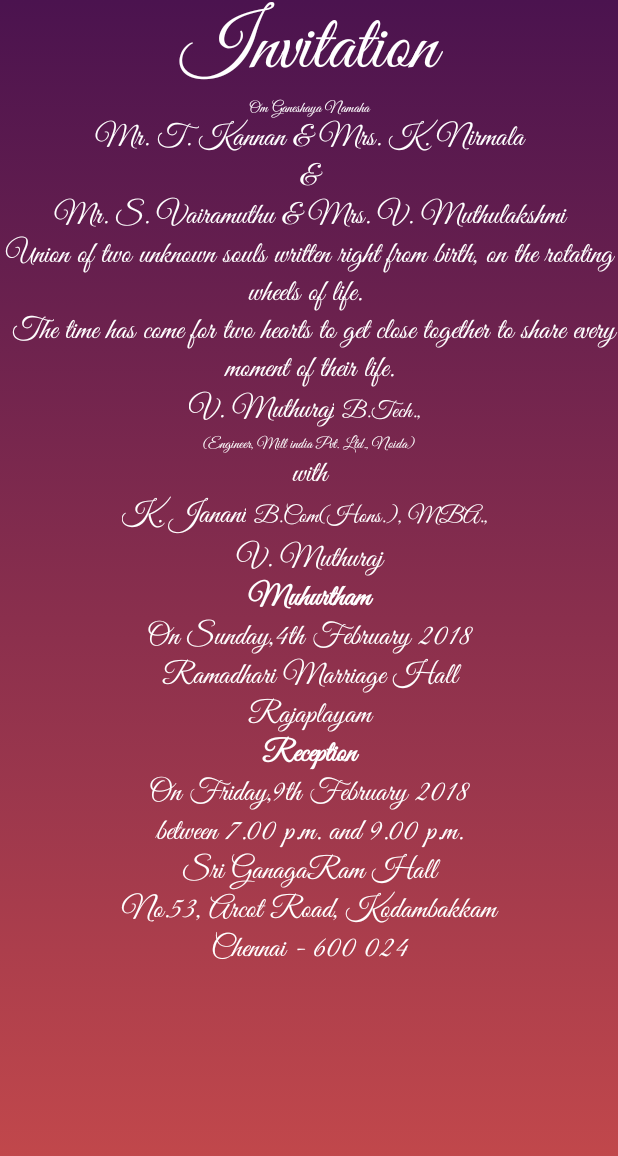
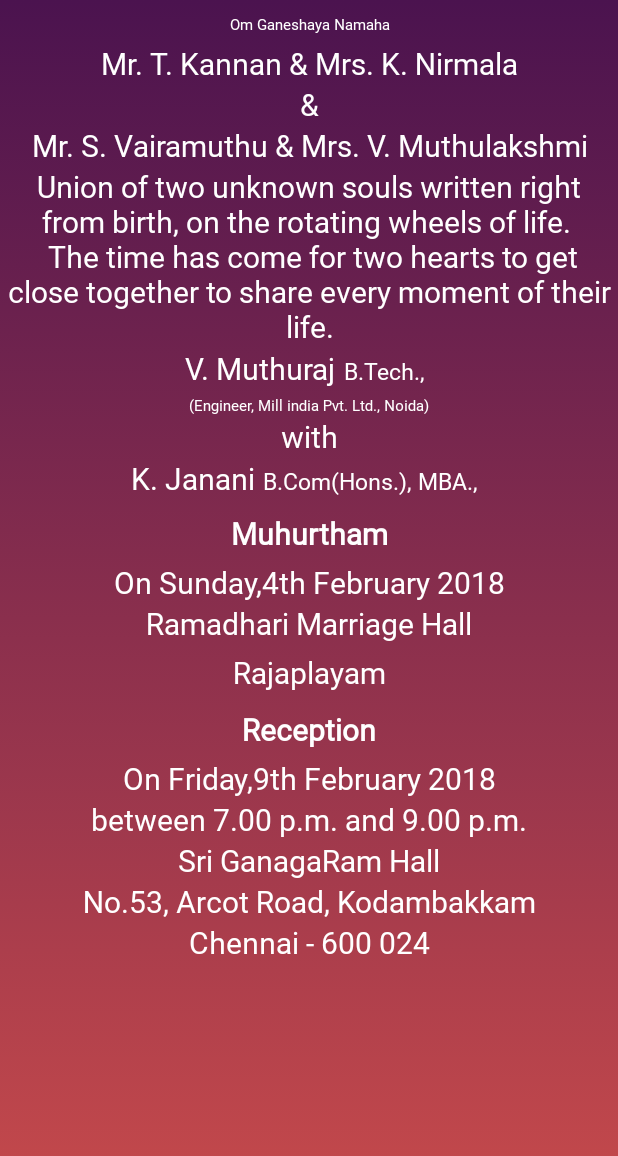
Before and after one commit to prabhuk56/Invitation, an Android app: the screen it shows after launch (MainActivity), on a phone screen of 412 x 824 dp. Shown: the top 1156 px of the screen. Run offline under Robolectric (Android 15) with nearby library versions, the phone set to English and light mode, and no system bars; libraries missing offline, so code that uses them is left out: com.crashlytics.android, io.fabric.sdk, uk.co.chrisjenx; 2 statements that could not run were skipped.

Commit message:
Readability Improvements

```diff
--- a/app/src/main/java/com/prabhu/invitation/SplashScreen.java
+++ b/app/src/main/java/com/prabhu/invitation/SplashScreen.java
@@ -5,6 +5,7 @@ import android.content.Intent;
 import android.os.Bundle;
 import android.os.Handler;
 import android.support.annotation.Nullable;
+import android.widget.ImageView;
 
 /**
  * Created by prabhu on 17-12-2017.
@@ -17,6 +18,8 @@ public class SplashScreen extends Activity{
     protected void onCreate(@Nullable Bundle savedInstanceState) {
         super.onCreate(savedInstanceState);
         setContentView(R.layout.splashscreen);
+        ImageView splashImage = findViewById(R.id.imgSplash);
+        splashImage.setAlpha((float)0.2);
         new Handler().postDelayed(new Runnable() {
             @Override
             public void run() {
--- a/app/src/main/res/layout/activity_main.xml
+++ b/app/src/main/res/layout/activity_main.xml
@@ -14,30 +14,32 @@
             android:layout_width="match_parent"
             android:layout_height="match_parent"
             android:orientation="vertical"
+            android:layout_margin="4dp"
             >
 
             <TextView
                 android:layout_width="match_parent"
                 android:layout_height="wrap_content"
-                android:fontFamily="@font/great_vibes"
+                android:fontFamily="@font/lobstertwo_regular"
                 android:text="Invitation"
                 android:textAlignment="center"
                 android:textColor="@color/text_color_primary"
+                android:visibility="gone"
                 android:textSize="52sp" />
             <TextView
                 android:layout_width="match_parent"
                 android:layout_height="wrap_content"
                 android:textAlignment="center"
-                android:fontFamily="@font/great_vibes"
+                android:fontFamily="@font/lobstertwo_regular"
                 android:text="@string/omGanesha"
                 android:textColor="@color/text_color_primary"
                 android:textSize="@dimen/headerTxt"
-
+                android:padding="5dp"
                 />
             <TextView
                 android:layout_width="match_parent"
                 android:layout_height="wrap_content"
-                android:fontFamily="@font/great_vibes"
+                android:fontFamily="@font/lobstertwo_bolditalic"
                 android:text="@string/family1"
                 android:textColor="@color/text_color_primary"
                 android:textSize="@dimen/paraTxt"
@@ -46,7 +48,7 @@
             <TextView
                 android:layout_width="match_parent"
                 android:layout_height="wrap_content"
-                android:fontFamily="@font/great_vibes"
+                android:fontFamily="@font/lobstertwo_regular"
                 android:text="@string/and"
                 android:textColor="@color/text_color_primary"
                 android:textSize="@dimen/paraTxt"
@@ -55,7 +57,7 @@
             <TextView
                 android:layout_width="match_parent"
                 android:layout_height="wrap_content"
-                android:fontFamily="@font/great_vibes"
+                android:fontFamily="@font/lobstertwo_bolditalic"
                 android:text="@string/family2"
                 android:textColor="@color/text_color_primary"
                 android:textSize="@dimen/paraTxt"
@@ -64,7 +66,7 @@
             <TextView
                 android:layout_width="match_parent"
                 android:layout_height="wrap_content"
-                android:fontFamily="@font/great_vibes"
+                android:fontFamily="@font/lobstertwo_regular"
                 android:text="@string/invite_txt"
                 android:textColor="@color/text_color_primary"
                 android:textSize="@dimen/paraTxt"
@@ -78,7 +80,7 @@
                 <TextView
                     android:layout_width="match_parent"
                     android:layout_height="wrap_content"
-                    android:fontFamily="@font/great_vibes"
+                    android:fontFamily="@font/lobstertwo_bolditalic"
                     android:text="@string/groom_name"
                     android:textColor="@color/text_color_primary"
                     android:textSize="@dimen/paraTxt"
@@ -87,7 +89,7 @@
                 <TextView
                     android:layout_width="match_parent"
                     android:layout_height="wrap_content"
-                    android:fontFamily="@font/great_vibes"
+                    android:fontFamily="@font/lobstertwo_regular"
                     android:text="@string/groom_degree"
                     android:textColor="@color/text_color_primary"
                     android:textSize="@dimen/smallTxt"
@@ -98,7 +100,7 @@
             <TextView
                 android:layout_width="match_parent"
                 android:layout_height="wrap_content"
-                android:fontFamily="@font/great_vibes"
+                android:fontFamily="@font/lobstertwo_regular"
                 android:text="@string/groom_occupation"
                 android:textColor="@color/text_color_primary"
                 android:textSize="@dimen/headerTxt"
@@ -107,7 +109,7 @@
             <TextView
                 android:layout_width="match_parent"
                 android:layout_height="wrap_content"
-                android:fontFamily="@font/great_vibes"
+                android:fontFamily="@font/lobstertwo_regular"
                 android:text="@string/with"
                 android:textColor="@color/text_color_primary"
                 android:textSize="@dimen/paraTxt"
@@ -121,7 +123,7 @@
                 <TextView
                     android:layout_width="match_parent"
                     android:layout_height="wrap_content"
-                    android:fontFamily="@font/great_vibes"
+                    android:fontFamily="@font/lobstertwo_bolditalic"
                     android:text="@string/bride_name"
                     android:textColor="@color/text_color_primary"
                     android:textSize="@dimen/paraTxt"
@@ -130,7 +132,7 @@
                 <TextView
                     android:layout_width="match_parent"
                     android:layout_height="wrap_content"
-                    android:fontFamily="@font/great_vibes"
+                    android:fontFamily="@font/lobstertwo_regular"
                     android:text="@string/bride_degree"
                     android:textColor="@color/text_color_primary"
                     android:textSize="@dimen/smallTxt"
@@ -141,26 +143,18 @@
             <TextView
                 android:layout_width="match_parent"
                 android:layout_height="wrap_content"
-                android:fontFamily="@font/great_vibes"
-                android:text="@string/groom_name"
-                android:textColor="@color/text_color_primary"
-                android:textSize="@dimen/paraTxt"
-                android:textAlignment="center"
-                />
-            <TextView
-                android:layout_width="match_parent"
-                android:layout_height="wrap_content"
-                android:fontFamily="@font/great_vibes"
+                android:fontFamily="@font/lobstertwo_regular"
                 android:text="@string/muhurtham"
                 android:textColor="@color/text_color_primary"
                 android:textSize="@dimen/paraTxt"
                 android:textAlignment="center"
                 android:textStyle="bold"
+                android:padding="5dp"
                 />
             <TextView
                 android:layout_width="match_parent"
                 android:layout_height="wrap_content"
-                android:fontFamily="@font/great_vibes"
+                android:fontFamily="@font/lobstertwo_regular"
                 android:text="@string/wedding_date"
                 android:textColor="@color/text_color_primary"
                 android:textSize="@dimen/paraTxt"
@@ -169,7 +163,7 @@
             <TextView
                 android:layout_width="match_parent"
                 android:layout_height="wrap_content"
-                android:fontFamily="@font/great_vibes"
+                android:fontFamily="@font/lobstertwo_regular"
                 android:text="@string/wedding_hall"
                 android:textColor="@color/text_color_primary"
                 android:textSize="@dimen/paraTxt"
@@ -178,26 +172,28 @@
             <TextView
                 android:layout_width="match_parent"
                 android:layout_height="wrap_content"
-                android:fontFamily="@font/great_vibes"
+                android:fontFamily="@font/lobstertwo_regular"
                 android:text="@string/wedding_addr"
                 android:textColor="@color/text_color_primary"
                 android:textSize="@dimen/paraTxt"
                 android:textAlignment="center"
+                android:padding="5dp"
                 />
             <TextView
                 android:layout_width="match_parent"
                 android:layout_height="wrap_content"
-                android:fontFamily="@font/great_vibes"
+                android:fontFamily="@font/lobstertwo_regular"
                 android:text="@string/reception"
                 android:textColor="@color/text_color_primary"
                 android:textSize="@dimen/paraTxt"
                 android:textAlignment="center"
                 android:textStyle="bold"
+                android:padding="5dp"
                 />
             <TextView
                 android:layout_width="match_parent"
                 android:layout_height="wrap_content"
-                android:fontFamily="@font/great_vibes"
+                android:fontFamily="@font/lobstertwo_regular"
                 android:text="@string/reception_date"
                 android:textColor="@color/text_color_primary"
                 android:textSize="@dimen/paraTxt"
@@ -206,7 +202,7 @@
             <TextView
                 android:layout_width="match_parent"
                 android:layout_height="wrap_content"
-                android:fontFamily="@font/great_vibes"
+                android:fontFamily="@font/lobstertwo_regular"
                 android:text="@string/reception_time"
                 android:textColor="@color/text_color_primary"
                 android:textSize="@dimen/paraTxt"
@@ -215,7 +211,7 @@
             <TextView
                 android:layout_width="match_parent"
                 android:layout_height="wrap_content"
-                android:fontFamily="@font/great_vibes"
+                android:fontFamily="@font/lobstertwo_regular"
                 android:text="@string/reception_hall"
                 android:textColor="@color/text_color_primary"
                 android:textSize="@dimen/paraTxt"
@@ -224,7 +220,7 @@
             <TextView
                 android:layout_width="match_parent"
                 android:layout_height="wrap_content"
-                android:fontFamily="@font/great_vibes"
+                android:fontFamily="@font/lobstertwo_regular"
                 android:text="@string/reception_addr"
                 android:textColor="@color/text_color_primary"
                 android:textSize="@dimen/paraTxt"
@@ -233,7 +229,7 @@
             <TextView
                 android:layout_width="match_parent"
                 android:layout_height="wrap_content"
-                android:fontFamily="@font/great_vibes"
+                android:fontFamily="@font/lobstertwo_regular"
                 android:text="@string/reception_city"
                 android:textColor="@color/text_color_primary"
                 android:textSize="@dimen/paraTxt"
--- a/app/src/main/res/layout/splashscreen.xml
+++ b/app/src/main/res/layout/splashscreen.xml
@@ -5,7 +5,12 @@
         android:background="@drawable/background_gradient"
 
         >
-
+        <ImageView
+            android:layout_width="match_parent"
+            android:layout_height="match_parent"
+            android:src="@drawable/splashimage"
+            android:id="@+id/imgSplash"
+            android:contentDescription="Welcome"/>
         <TextView
             android:layout_width="match_parent"
             android:layout_height="wrap_content"
```
Also changed, not shown: app/src/main/res/drawable-hdpi/splashimage.png (added), app/src/main/res/drawable-mdpi/splashimage.png (added), app/src/main/res/drawable-xhdpi/splashimage.png (added), app/src/main/res/drawable-xxhdpi/splashimage.png (added).
